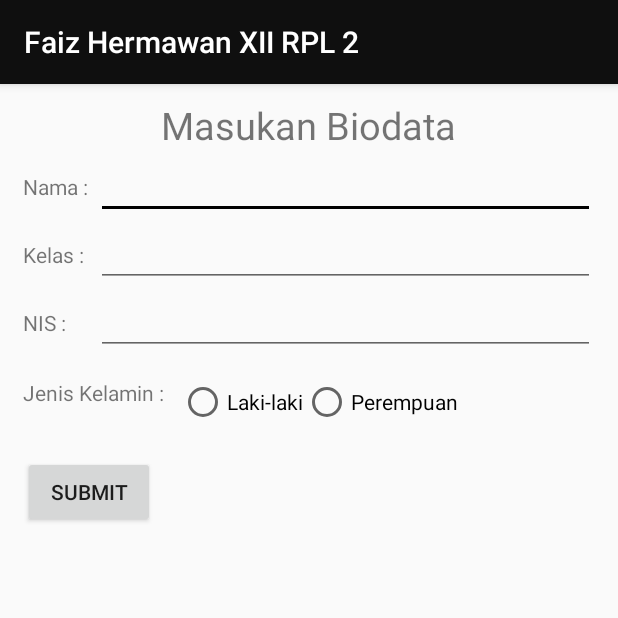
After one commit to faizh/Login, an Android app: the Form screen opened directly, with no data from a screen before it, on a phone screen of 412 x 824 dp, the top half of it. The commit adds this screen. Run offline under Robolectric (Android 15) with nearby library versions, the phone set to English and light mode, and no system bars.

Commit message:
add form and view

```diff
--- a/Login/app/src/main/AndroidManifest.xml
+++ b/Login/app/src/main/AndroidManifest.xml
@@ -6,7 +6,6 @@
         android:allowBackup="true"
         android:icon="@mipmap/ic_launcher"
         android:label="Faiz Hermawan XII RPL 2"
-
         android:roundIcon="@mipmap/ic_launcher_round"
         android:supportsRtl="true"
         android:theme="@style/AppTheme">
@@ -17,7 +16,9 @@
                 <category android:name="android.intent.category.LAUNCHER" />
             </intent-filter>
         </activity>
-        <activity android:name=".Login"></activity>
+        <activity android:name=".Login" />
+        <activity android:name=".Form" />
+        <activity android:name=".FormView"></activity>
     </application>
 
 </manifest>
--- /dev/null
+++ b/Login/app/src/main/java/com/example/root/login/Form.java
@@ -0,0 +1,47 @@
+package com.example.root.login;
+
+import android.content.Intent;
+import android.support.v7.app.AppCompatActivity;
+import android.os.Bundle;
+import android.view.View;
+import android.widget.Button;
+import android.widget.EditText;
+import android.widget.RadioButton;
+import android.widget.RadioGroup;
+import android.widget.TextView;
+
+public class Form extends AppCompatActivity {
+    private EditText nama, kelas, nis;
+    private RadioButton radiojkbutton;
+    private RadioGroup radiojkgroup;
+    private Button submit;
+
+    @Override
+    protected void onCreate(Bundle savedInstanceState) {
+        super.onCreate(savedInstanceState);
+        setContentView(R.layout.activity_form);
+
+        nama = findViewById(R.id.edtnama);
+        kelas = findViewById(R.id.edtkelas);
+        nis = findViewById(R.id.edtnis);
+        radiojkgroup = findViewById(R.id.radiojk);
+        submit = findViewById(R.id.btnsubmit);
+
+        submit.setOnClickListener(new View.OnClickListener() {
+            @Override
+            public void onClick(View view) {
+                int selectedId = radiojkgroup.getCheckedRadioButtonId();
+                radiojkbutton = findViewById(selectedId);
+                Intent intent = new Intent(Form.this, FormView.class );
+                intent.putExtra("Nama", nama.getText().toString());
+                intent.putExtra("Kelas", kelas.getText().toString());
+                intent.putExtra("Nis", nis.getText().toString());
+                intent.putExtra("JK", radiojkbutton.getText().toString());
+                Form.this.startActivity(intent);
+            }
+        });
+
+
+
+    }
+}
--- a/Login/app/src/main/java/com/example/root/login/MainActivity.java
+++ b/Login/app/src/main/java/com/example/root/login/MainActivity.java
@@ -50,5 +50,6 @@ public class MainActivity extends AppCompatActivity {
         a.addCategory(Intent.CATEGORY_HOME);
         a.setFlags(Intent.FLAG_ACTIVITY_NEW_TASK);
         startActivity(a);
+        finish();
     }
 }
--- /dev/null
+++ b/Login/app/src/main/res/layout/activity_form.xml
@@ -0,0 +1,162 @@
+<?xml version="1.0" encoding="utf-8"?>
+<LinearLayout xmlns:android="http://schemas.android.com/apk/res/android"
+    xmlns:app="http://schemas.android.com/apk/res-auto"
+    xmlns:tools="http://schemas.android.com/tools"
+    android:layout_width="match_parent"
+    android:layout_height="match_parent"
+    tools:context=".Form"
+    android:orientation="vertical">
+
+    <LinearLayout
+        android:layout_width="match_parent"
+        android:layout_height="wrap_content"
+        android:orientation="horizontal">
+        <RelativeLayout
+            android:layout_width="match_parent"
+            android:layout_height="match_parent">
+            <TextView
+                android:layout_width="wrap_content"
+                android:layout_height="wrap_content"
+                android:layout_alignParentTop="true"
+                android:layout_centerHorizontal="true"
+                android:text="Masukan Biodata"
+                android:textSize="25dp"
+                android:layout_centerVertical="true"
+                android:layout_marginTop="10dp"
+                android:id="@+id/judul"/>
+        </RelativeLayout>
+
+    </LinearLayout>
+
+    <LinearLayout
+        android:layout_width="fill_parent"
+        android:layout_height="wrap_content"
+        android:orientation="horizontal">
+
+        <TextView
+            android:id="@+id/txtnama"
+            android:layout_width="wrap_content"
+            android:layout_height="wrap_content"
+            android:text="Nama :"
+            android:layout_marginLeft="15dp"/>
+
+        <EditText
+            android:id="@+id/edtnama"
+            android:layout_width="match_parent"
+            android:layout_height="wrap_content"
+            android:layout_marginLeft="5dp"
+            android:layout_marginRight="15dp"
+            android:inputType="textPersonName"
+            />
+
+    </LinearLayout>
+
+    <LinearLayout
+        android:layout_width="fill_parent"
+        android:layout_height="wrap_content"
+        android:orientation="horizontal"
+        android:layout_marginLeft="15dp"
+        android:layout_marginRight="15dp">
+
+        <TextView
+            android:id="@+id/txtkelas"
+            android:layout_width="wrap_content"
+            android:layout_height="wrap_content"
+            android:text="Kelas :" />
+
+        <EditText
+            android:id="@+id/edtkelas"
+            android:layout_width="match_parent"
+            android:layout_height="wrap_content"
+            android:layout_below="@+id/edtnama"
+            android:layout_marginLeft="8dp"
+            android:inputType="text"/>
+
+    </LinearLayout>
+
+    <LinearLayout
+        android:layout_width="fill_parent"
+        android:layout_height="wrap_content"
+        android:orientation="horizontal"
+        android:layout_marginLeft="15dp"
+        android:layout_marginRight="15dp">
+
+        <TextView
+            android:id="@+id/txtnis"
+            android:layout_width="wrap_content"
+            android:layout_height="wrap_content"
+            android:text="NIS :" />
+
+        <EditText
+            android:id="@+id/edtnis"
+            android:layout_width="match_parent"
+            android:layout_height="wrap_content"
+            android:layout_marginLeft="20dp"
+            android:inputType="number"
+            />
+
+    </LinearLayout>
+
+    <LinearLayout
+        android:layout_width="fill_parent"
+        android:layout_height="wrap_content"
+        android:orientation="horizontal"
+        android:layout_marginLeft="15dp"
+        android:layout_marginTop="15dp">
+
+        <TextView
+            android:id="@+id/txtjk"
+            android:layout_width="wrap_content"
+            android:layout_height="wrap_content"
+            android:text="Jenis Kelamin :" />
+
+        <RadioGroup
+            android:layout_width="wrap_content"
+            android:id="@+id/radiojk"
+            android:layout_height="wrap_content"
+            android:orientation="horizontal"
+            android:layout_marginLeft="10dp">
+
+            <RadioButton
+                android:id="@+id/rbl"
+                android:layout_width="wrap_content"
+                android:layout_height="wrap_content"
+                android:duplicateParentState="false"
+                android:text="Laki-laki" />
+
+            <RadioButton
+                android:id="@+id/rbp"
+                android:layout_width="wrap_content"
+                android:layout_height="wrap_content"
+                android:duplicateParentState="false"
+                android:text="Perempuan" />
+        </RadioGroup>
+
+    </LinearLayout>
+
+    <LinearLayout
+        android:layout_width="match_parent"
+        android:layout_height="wrap_content"
+        android:orientation="horizontal"
+        android:layout_marginTop="20dp"
+        android:layout_marginLeft="15dp">
+        <RelativeLayout
+            android:layout_width="wrap_content"
+            android:layout_height="wrap_content">
+
+            <Button
+                android:layout_width="wrap_content"
+                android:layout_height="wrap_content"
+                android:text="Submit"
+                android:id="@+id/btnsubmit"
+                android:layout_alignParentLeft="true" />
+
+        </RelativeLayout>
+
+
+
+    </LinearLayout>
+
+
+
+</LinearLayout>
```
Also changed, not shown: Login/app/src/main/java/com/example/root/login/FormView.java (added, +38 -0 lines), Login/app/src/main/java/com/example/root/login/Login.java (+19 -4 lines), Login/app/src/main/res/layout/activity_form_view.xml (added, +99 -0 lines), Login/app/src/main/res/layout/activity_login.xml (+9 -0 lines).
